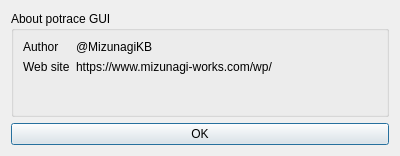
This is ui/About.ui in MizunagiKB/potrace_gui as Qt 5 draws it before an edit. The edited form follows.
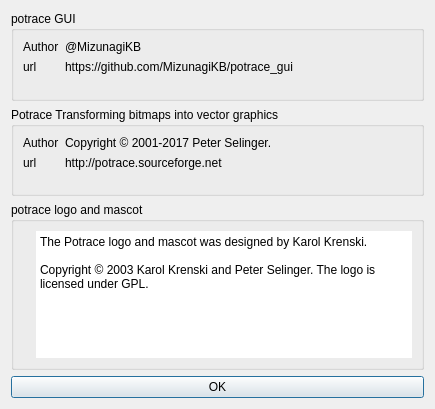
This is the edited form. Icons and pictures are not drawn.

Commit message: Fix About dialog.

Diff of the .ui file:
```diff
--- a/ui/About.ui
+++ b/ui/About.ui
@@ -6,8 +6,8 @@
    <rect>
     <x>0</x>
     <y>0</y>
-    <width>400</width>
-    <height>156</height>
+    <width>435</width>
+    <height>409</height>
    </rect>
   </property>
   <property name="windowTitle">
@@ -19,8 +19,14 @@
   <layout class="QVBoxLayout" name="verticalLayout">
    <item>
     <widget class="QGroupBox" name="groupBox">
+     <property name="minimumSize">
+      <size>
+       <width>0</width>
+       <height>0</height>
+      </size>
+     </property>
      <property name="title">
-      <string>About potrace GUI</string>
+      <string>potrace GUI</string>
      </property>
      <layout class="QFormLayout" name="formLayout">
       <item row="0" column="0">
@@ -40,14 +46,124 @@
       <item row="1" column="0">
        <widget class="QLabel" name="label_3">
         <property name="text">
-         <string>Web site</string>
+         <string>url</string>
         </property>
        </widget>
       </item>
       <item row="1" column="1">
        <widget class="QLabel" name="label_4">
         <property name="text">
-         <string>https://www.mizunagi-works.com/wp/</string>
+         <string>https://github.com/MizunagiKB/potrace_gui</string>
+        </property>
+       </widget>
+      </item>
+     </layout>
+    </widget>
+   </item>
+   <item>
+    <widget class="QGroupBox" name="groupBox_2">
+     <property name="title">
+      <string>Potrace Transforming bitmaps into vector graphics</string>
+     </property>
+     <layout class="QFormLayout" name="formLayout_2">
+      <item row="0" column="0">
+       <widget class="QLabel" name="label_9">
+        <property name="text">
+         <string>Author</string>
+        </property>
+       </widget>
+      </item>
+      <item row="0" column="1">
+       <widget class="QLabel" name="label_10">
+        <property name="text">
+         <string>Copyright © 2001-2017 Peter Selinger.</string>
+        </property>
+       </widget>
+      </item>
+      <item row="1" column="0">
+       <widget class="QLabel" name="label_7">
+        <property name="text">
+         <string>url</string>
+        </property>
+       </widget>
+      </item>
+      <item row="1" column="1">
+       <widget class="QLabel" name="label_8">
+        <property name="text">
+         <string>http://potrace.sourceforge.net</string>
+        </property>
+       </widget>
+      </item>
+     </layout>
+    </widget>
+   </item>
+   <item>
+    <widget class="QGroupBox" name="groupBox_3">
+     <property name="title">
+      <string>potrace logo and mascot</string>
+     </property>
+     <layout class="QFormLayout" name="formLayout_3">
+      <item row="0" column="0">
+       <widget class="QLabel" name="label_11">
+        <property name="sizePolicy">
+         <sizepolicy hsizetype="Preferred" vsizetype="Preferred">
+          <horstretch>0</horstretch>
+          <verstretch>0</verstretch>
+         </sizepolicy>
+        </property>
+        <property name="text">
+         <string/>
+        </property>
+        <property name="pixmap">
+         <pixmap resource="../resource.qrc">:/IMAGES/res/potrace-logo-468_s.png</pixmap>
+        </property>
+        <property name="alignment">
+         <set>Qt::AlignCenter</set>
+        </property>
+       </widget>
+      </item>
+      <item row="0" column="1">
+       <widget class="QPlainTextEdit" name="plainTextEdit">
+        <property name="sizePolicy">
+         <sizepolicy hsizetype="Preferred" vsizetype="Preferred">
+          <horstretch>0</horstretch>
+          <verstretch>0</verstretch>
+         </sizepolicy>
+        </property>
+        <property name="minimumSize">
+         <size>
+          <width>0</width>
+          <height>0</height>
+         </size>
+        </property>
+        <property name="maximumSize">
+         <size>
+          <width>16777215</width>
+          <height>127</height>
+         </size>
+        </property>
+        <property name="acceptDrops">
+         <bool>false</bool>
+        </property>
+        <property name="frameShape">
+         <enum>QFrame::NoFrame</enum>
+        </property>
+        <property name="frameShadow">
+         <enum>QFrame::Plain</enum>
+        </property>
+        <property name="undoRedoEnabled">
+         <bool>false</bool>
+        </property>
+        <property name="readOnly">
+         <bool>true</bool>
+        </property>
+        <property name="plainText">
+         <string>The Potrace logo and mascot was designed by Karol Krenski.
+
+Copyright © 2003 Karol Krenski and Peter Selinger. The logo is licensed under GPL.</string>
+        </property>
+        <property name="backgroundVisible">
+         <bool>false</bool>
         </property>
        </widget>
       </item>
```
Left out of the diff: 4 changed lines with no effect on the pictures. The commit also changes 3 other files.
